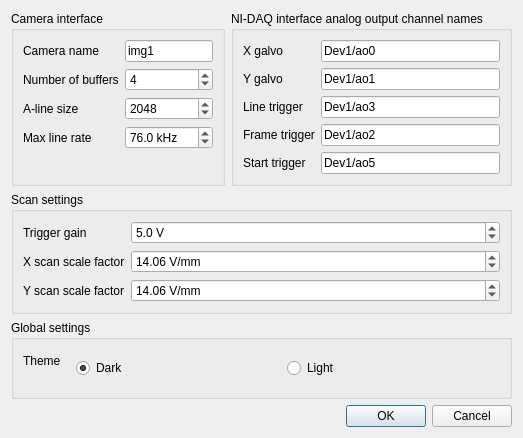
Before: the Qt Designer form src/main/resources/windows/ui/SettingsDialog.ui in sstucker/OCTview, drawn with Qt 5.
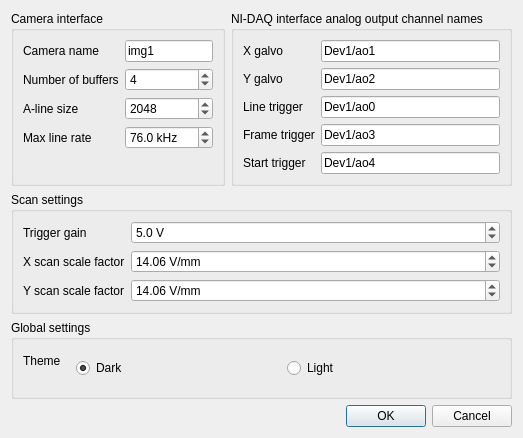
After: the same form once the commit is applied.

Diff of the .ui file:
```diff
--- a/src/main/resources/windows/ui/SettingsDialog.ui
+++ b/src/main/resources/windows/ui/SettingsDialog.ui
@@ -132,14 +132,14 @@
       <item row="0" column="1">
        <widget class="QLineEdit" name="lineXChName">
         <property name="text">
-         <string>Dev1/ao0</string>
+         <string>Dev1/ao1</string>
         </property>
        </widget>
       </item>
       <item row="1" column="1">
        <widget class="QLineEdit" name="lineYChName">
         <property name="text">
-         <string>Dev1/ao1</string>
+         <string>Dev1/ao2</string>
         </property>
        </widget>
       </item>
@@ -167,21 +167,21 @@
       <item row="2" column="1">
        <widget class="QLineEdit" name="lineLineTrigChName">
         <property name="text">
-         <string>Dev1/ao3</string>
+         <string>Dev1/ao0</string>
         </property>
        </widget>
       </item>
       <item row="3" column="1">
        <widget class="QLineEdit" name="lineFrameTrigChName">
         <property name="text">
-         <string>Dev1/ao2</string>
+         <string>Dev1/ao3</string>
         </property>
        </widget>
       </item>
       <item row="4" column="1">
        <widget class="QLineEdit" name="lineStartTrigChName">
         <property name="text">
-         <string>Dev1/ao5</string>
+         <string>Dev1/ao4</string>
         </property>
        </widget>
       </item>
```
